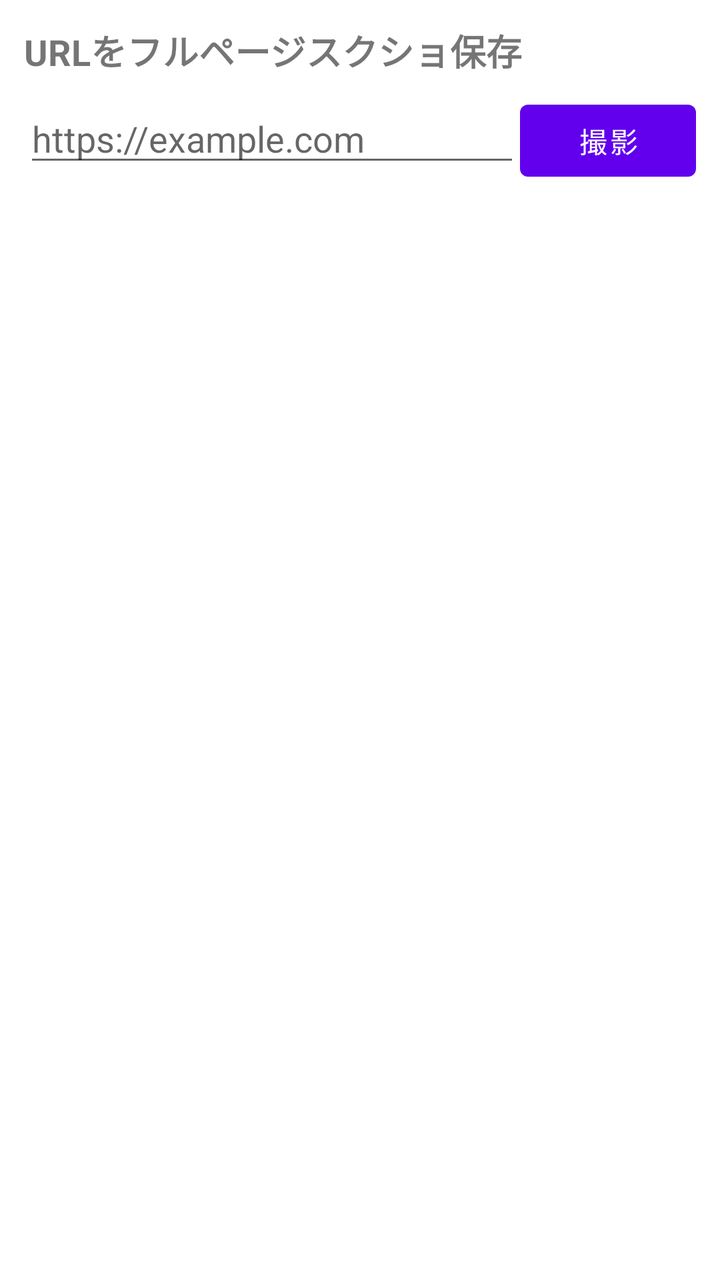
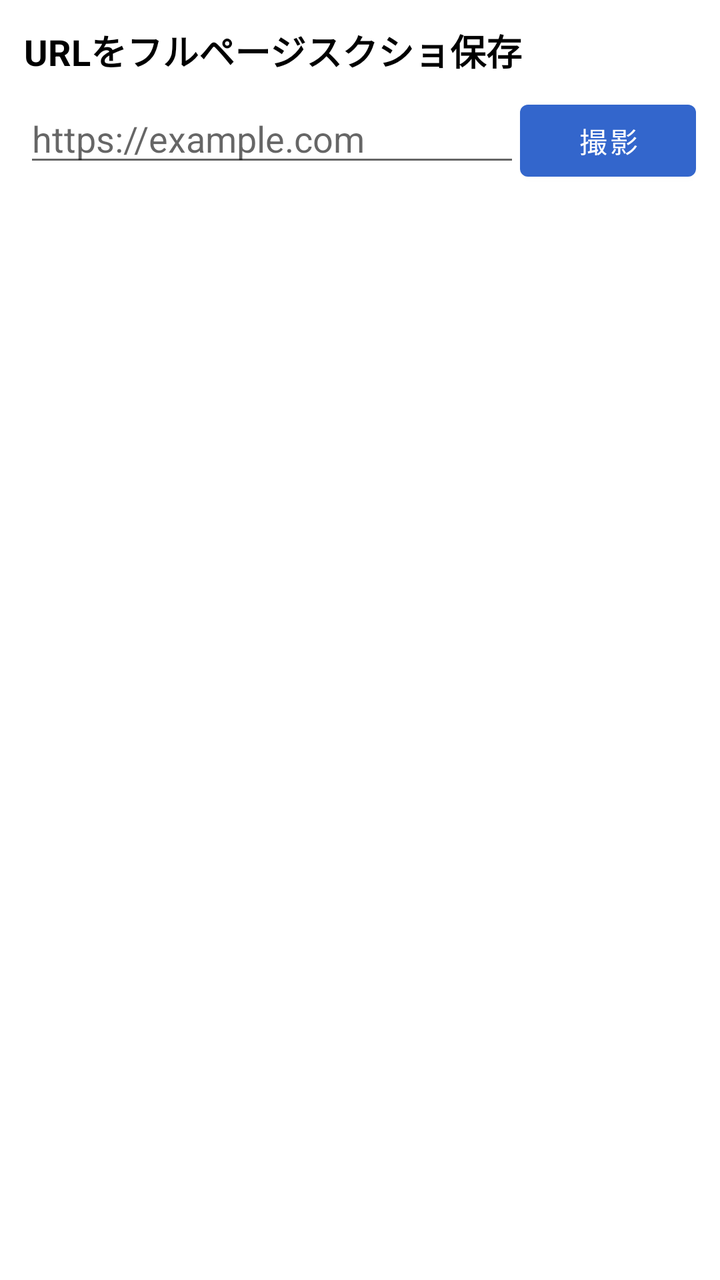

Before-and-after screenshots of an Android layout around one commit, followed by the original layout XML and the change that was made.
<!-- AndroidManifest.xml: application theme Theme.NovelReader -->
<!-- res/layout/activity_screenshot.xml -->
<?xml version="1.0" encoding="utf-8"?>
<LinearLayout xmlns:android="http://schemas.android.com/apk/res/android"
    android:orientation="vertical"
    android:layout_width="match_parent"
    android:layout_height="match_parent"
    android:padding="12dp">

    <TextView
        android:layout_width="match_parent"
        android:layout_height="wrap_content"
        android:text="URLをフルページスクショ保存"
        android:textSize="18sp"
        android:textStyle="bold"
        android:paddingBottom="8dp" />

    <LinearLayout
        android:orientation="horizontal"
        android:layout_width="match_parent"
        android:layout_height="wrap_content">

        <EditText
            android:id="@+id/editShotUrl"
            android:layout_width="0dp"
            android:layout_height="wrap_content"
            android:layout_weight="1"
            android:hint="https://example.com"
            android:inputType="textUri" />

        <Button
            android:id="@+id/btnCapture"
            android:layout_width="wrap_content"
            android:layout_height="wrap_content"
            android:text="撮影" />
    </LinearLayout>

    <TextView
        android:id="@+id/statusTextShot"
        android:layout_width="match_parent"
        android:layout_height="wrap_content"
        android:textColor="#3366CC"
        android:paddingTop="4dp"
        android:paddingBottom="4dp" />

    <Button
        android:id="@+id/btnShare"
        android:layout_width="match_parent"
        android:layout_height="wrap_content"
        android:text="共有／保存"
        android:visibility="gone" />

    <ScrollView
        android:layout_width="match_parent"
        android:layout_height="0dp"
        android:layout_weight="1">

        <ImageView
            android:id="@+id/imagePreview"
            android:layout_width="match_parent"
            android:layout_height="wrap_content"
            android:adjustViewBounds="true"
            android:scaleType="fitCenter" />
    </ScrollView>

    <WebView
        android:id="@+id/hiddenWebView"
        android:layout_width="1dp"
        android:layout_height="1dp"
        android:visibility="invisible" />

</LinearLayout>
<!-- resources referenced by this layout -->
<resources>
  <style name="Theme.NovelReader" parent="Theme.MaterialComponents.DayNight.NoActionBar" />
</resources>

<!-- the commit's change to res/layout/activity_screenshot.xml (unified diff, before → after) -->
@@ -37,7 +37,7 @@
         android:id="@+id/statusTextShot"
         android:layout_width="match_parent"
         android:layout_height="wrap_content"
-        android:textColor="#3366CC"
+        android:textColor="@color/app_accent"
         android:paddingTop="4dp"
         android:paddingBottom="4dp" />
 
<!-- resource entries referenced after the edit -->
@@ -1,5 +1,17 @@
 <!-- resources referenced by this layout -->
 <resources>
-  <style name="Theme.NovelReader" parent="Theme.MaterialComponents.DayNight.NoActionBar" />
+  <color name="app_accent">#3366CC</color>
+  <style name="Theme.NovelReader" parent="Theme.MaterialComponents.Light.NoActionBar">
+          <item name="android:windowBackground">@color/app_background</item>
+          <item name="colorBackground">@color/app_background</item>
+          <item name="android:textColorPrimary">@color/app_text_primary</item>
+          <item name="android:textColorSecondary">@color/app_text_secondary</item>
+          <item name="android:textColor">@color/app_text_primary</item>
+          <item name="colorPrimary">@color/app_accent</item>
+          <item name="colorAccent">@color/app_accent</item>
+      </style>
+  <color name="app_background">#FFFFFF</color>
+  <color name="app_text_primary">#000000</color>
+  <color name="app_text_secondary">#666666</color>
 </resources>
 
